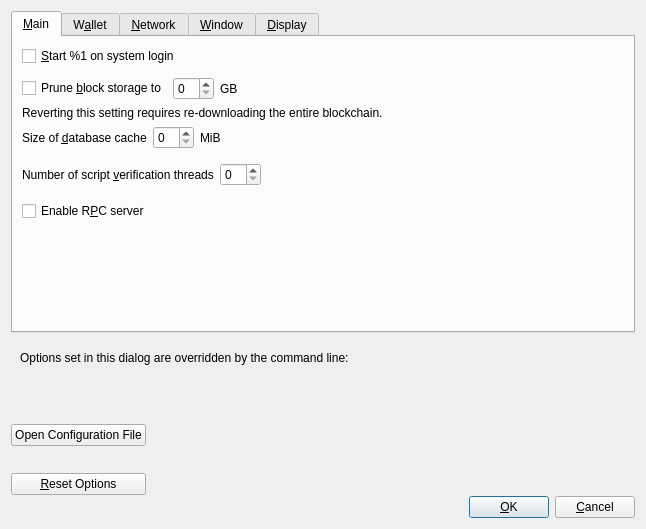
This is src/qt/forms/optionsdialog.ui in malandro0/bitcoin as Qt 5 draws it before an edit. The edited form follows.
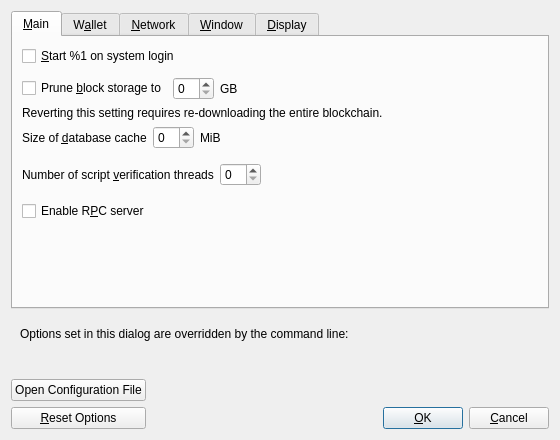
This is the edited form. Custom widgets are drawn as their Qt base class.

What changed in the file:
```diff
--- a/src/qt/forms/optionsdialog.ui
+++ b/src/qt/forms/optionsdialog.ui
@@ -6,8 +6,8 @@
    <rect>
     <x>0</x>
     <y>0</y>
-    <width>646</width>
-    <height>529</height>
+    <width>560</width>
+    <height>440</height>
    </rect>
   </property>
   <property name="windowTitle">
```
